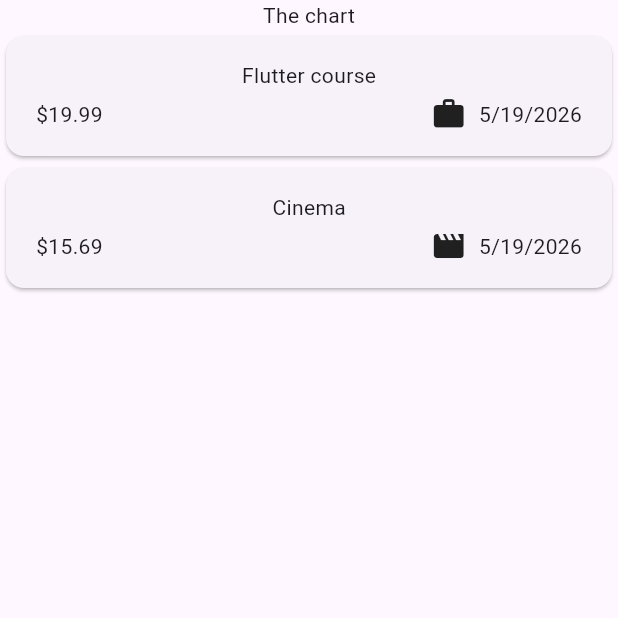
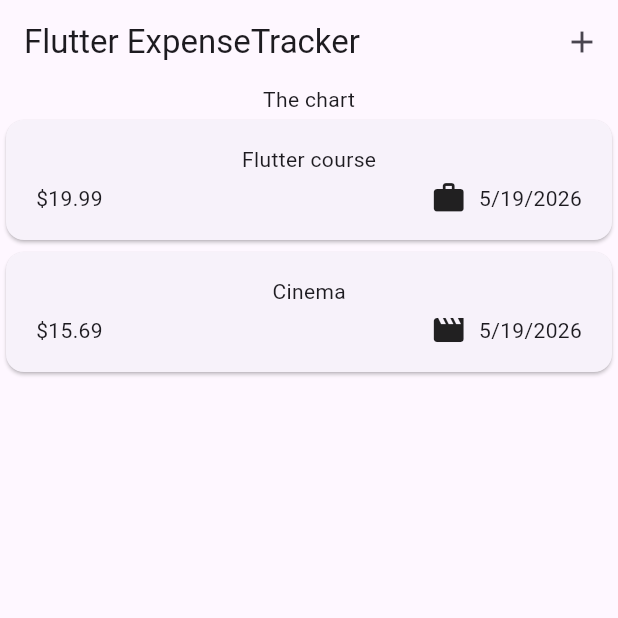
Before and after one commit to NetKanet/flutter-expense-tracker-app, a Flutter app: the screen it shows after launch, on a phone screen of 412 x 824 dp, the top half of it. Run offline on Flutter 3.47's test engine with Material 3 defaults, Android fonts, the phone set to English and light mode, and no system bars.

Commit message:
feat: add app bar with add button and enable Material 3 theme

```diff
--- a/lib/main.dart
+++ b/lib/main.dart
@@ -1,6 +1,9 @@
 import 'package:flutter/material.dart';
+
 import 'package:flutter_expense_tracker_app/widgets/expenses.dart';
 
 void main() {
-  runApp(const MaterialApp(home: Expenses()));
+  runApp(
+    MaterialApp(theme: ThemeData(useMaterial3: true), home: Expenses()),
+  );
 }
--- a/lib/widgets/expenses.dart
+++ b/lib/widgets/expenses.dart
@@ -31,6 +31,10 @@ class _ExpensesState extends State<Expenses> {
   @override
   Widget build(BuildContext context) {
     return Scaffold(
+      appBar: AppBar(
+        title: const Text('Flutter ExpenseTracker'),
+        actions: [IconButton(onPressed: () {}, icon: const Icon(Icons.add))],
+      ),
       body: Column(
         children: [
           const Text('The chart'),
```
